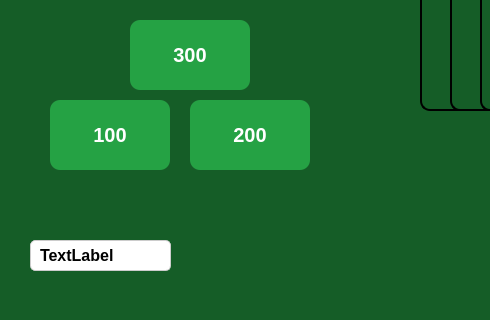
Qt form mainwindow.ui (Yaroslav3947/Blackjack) before a commit; both pictures show x 0 to 490 and y 380 to 700 of the 1000 by 700 pixel window.
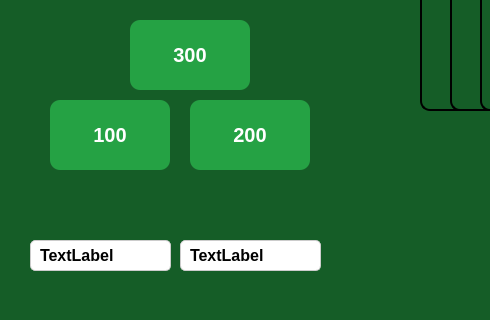
The same form after that commit. Icons and pictures are not drawn.

Commit message: added currect bet label

The edit to the form file:
```diff
--- a/mainwindow.ui
+++ b/mainwindow.ui
@@ -551,6 +551,27 @@
      <string>300</string>
     </property>
    </widget>
+   <widget class="QLabel" name="betLabel">
+    <property name="geometry">
+     <rect>
+      <x>180</x>
+      <y>620</y>
+      <width>141</width>
+      <height>31</height>
+     </rect>
+    </property>
+    <property name="styleSheet">
+     <string notr="true">background-color: white;
+    border: 1px solid #ccc;
+    padding: 5px;
+    font-size: 16px;
+    font-weight: bold;
+    border-radius: 5px;</string>
+    </property>
+    <property name="text">
+     <string>TextLabel</string>
+    </property>
+   </widget>
    <zorder>dealerCard1</zorder>
    <zorder>hitButton</zorder>
    <zorder>standButton</zorder>
```
Left out of the diff: 1 changed line with no effect on the pictures. The commit also changes 1 other file.
